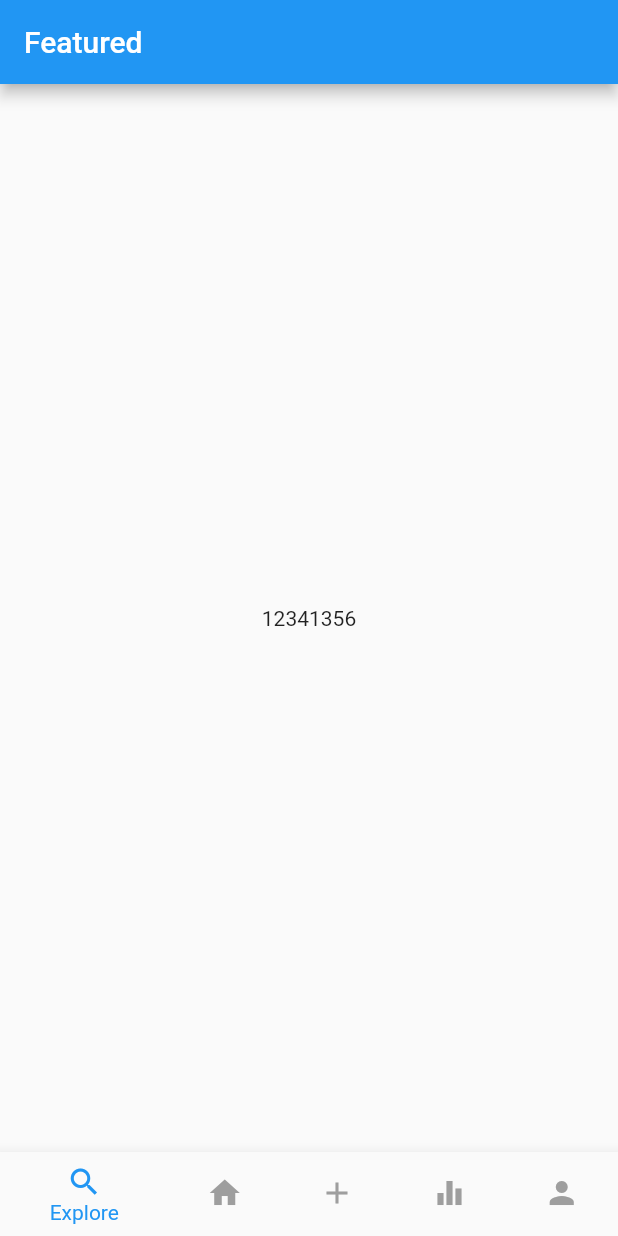
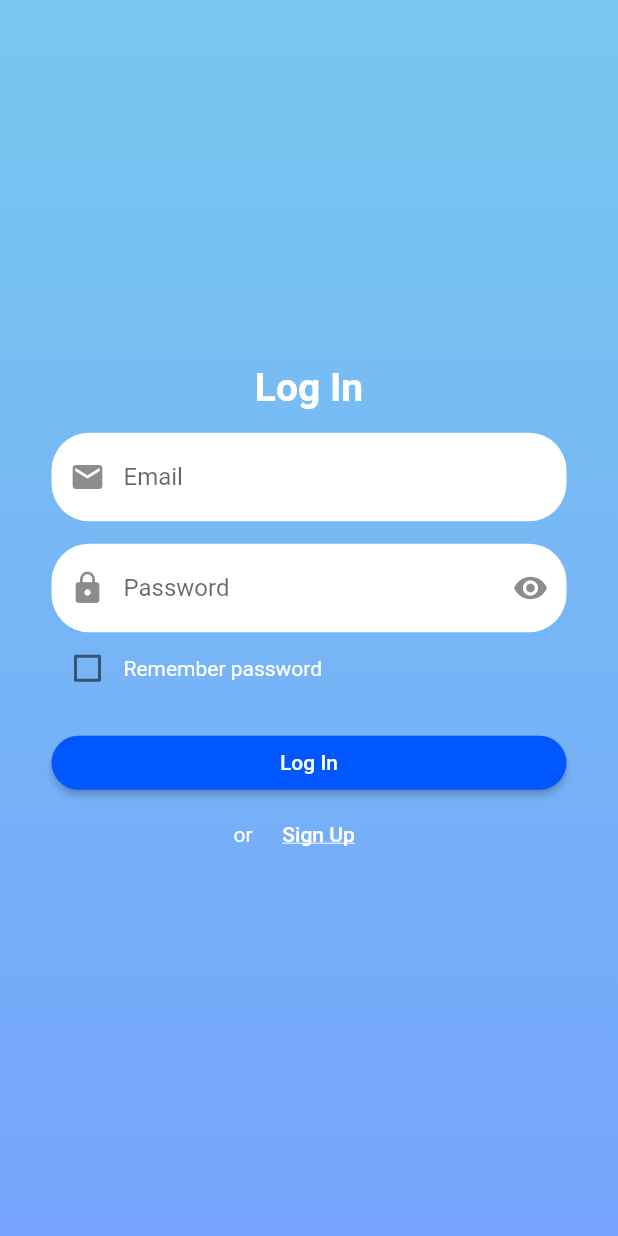
Before and after one commit to Nady-A/Grad_project, a Flutter app: the screen it shows after launch, on a phone screen of 412 x 824 dp. Run offline on Flutter 3.47's test engine with Material 2 defaults, Android fonts, the phone set to English and light mode, and no system bars; our stand-ins replace cloud_firestore, firebase_auth, firebase_storage, shared_preferences; accounts and stored records are empty.

Commit message:
added firebase to app, login and sign up and splash screens

```diff
--- a/lib/Classes/User.dart
+++ b/lib/Classes/User.dart
@@ -10,6 +10,7 @@ class User{
   String bio;
   String profilePictureUrl;
   int followingCount;
+  int followerCount;
   int postCount;
 
   User({
@@ -18,6 +19,7 @@ class User{
     this.bio,
     this.profilePictureUrl,
     this.followingCount,
+    this.followerCount,
     this.postCount,
   });
 
@@ -28,6 +30,7 @@ class User{
     bio: json["bio"],
     profilePictureUrl: json["profile_picture_url"],
     followingCount: json["following_count"],
+    followerCount: json["follower_count"],
     postCount: json["post_count"],);
 
   Map<String, dynamic> toJson() => {
@@ -36,5 +39,6 @@ class User{
     "bio": bio,
     "profile_picture_url": profilePictureUrl,
     "following_count": followingCount,
+    "follower_count" : followerCount,
     "post_count": postCount,};
 }
--- a/lib/main.dart
+++ b/lib/main.dart
@@ -1,15 +1,22 @@
 import 'package:flutter/material.dart';
-import 'screens/main_navigation/main_navigation.dart';
+import 'package:grad_project/providers/auth_provider.dart';
+import 'screens/landing.dart';
+import 'package:provider/provider.dart';
 
 void main() => runApp(MyApp());
 
 class MyApp extends StatelessWidget {
   @override
   Widget build(BuildContext context) {
-    return MaterialApp(
-
-      home: MainNavigationPage(),
-
+    return MultiProvider(
+      providers: [
+        ChangeNotifierProvider<Authenticator>(
+          create: (context) => Authenticator(),
+        ),
+      ],
+      child: MaterialApp(
+        home: Landing(),
+      ),
     );
   }
 }
--- /dev/null
+++ b/lib/providers/auth_provider.dart
@@ -0,0 +1,96 @@
+import 'package:firebase_storage/firebase_storage.dart';
+import 'package:flutter/material.dart';
+import 'package:firebase_auth/firebase_auth.dart';
+import 'package:shared_preferences/shared_preferences.dart';
+import 'package:cloud_firestore/cloud_firestore.dart';
+import '../Classes/User.dart';
+
+enum Status { Uninitialized, Unauthenticated, Authenticated }
+
+class Authenticator extends ChangeNotifier {
+  FirebaseAuth _firebaseAuth = FirebaseAuth.instance;
+  FirebaseUser _user;
+  Firestore _firestore = Firestore.instance;
+  Status _status = Status.Uninitialized;
+
+  Status get getStatus => _status;
+
+  Authenticator() {
+    checkPreviousLogin();
+  }
+
+  checkPreviousLogin() async {
+    print('Fetching prefs instance');
+    SharedPreferences prefs = await SharedPreferences.getInstance();
+    print('Getting stored email and password');
+    String email = prefs.get('email');
+    String pass = prefs.get('password');
+
+    if (email == null || pass == null) {
+      print('No saved data found');
+      _status = Status.Unauthenticated;
+    } else {
+      print('Logging in with saved credentials');
+      _logIn(email.trim(), pass);
+      _status = Status.Authenticated;
+    }
+    notifyListeners();
+  }
+
+  logIn(String email, String pass, bool savePass) async {
+    try {
+      await _logIn(email.trim(), pass);
+      if (savePass) {
+        SharedPreferences prefs = await SharedPreferences.getInstance();
+        await prefs.setString('email', email.trim());
+        await prefs.setString('password', pass);
+      }
+      _status = Status.Authenticated;
+      notifyListeners();
+    } catch (e) {
+      return e.message;
+    }
+  }
+
+  signUp(String email, String pass, String confirmPass, String username) async {
+    if (pass != confirmPass) {
+      return "Passwords do not match";
+    }
+    if (username.isEmpty) {
+      return "Username can not be empty";
+    }
+    try {
+      var signUpResult = await _firebaseAuth.createUserWithEmailAndPassword(
+        email: email,
+        password: pass,
+      );
+      var user = User(
+        id: signUpResult.user.uid,
+        bio: '',
+        name: username,
+        followingCount: 0,
+        followerCount: 0,
+        postCount: 0,
+        profilePictureUrl: '',
+      );
+      await _firestore
+          .collection('users')
+          .document(signUpResult.user.uid)
+          .setData(user.toJson());
+
+      _status = Status.Authenticated;
+      notifyListeners();
+      return "Signed up successfully";
+    } catch (e) {
+      return e.message;
+    }
+  }
+
+  _logIn(String email, String pass) async {
+    await _firebaseAuth.signInWithEmailAndPassword(
+      email: email,
+      password: pass,
+    );
+    _user = await _firebaseAuth.currentUser();
+  }
+}
--- /dev/null
+++ b/lib/screens/auth/log_in.dart
@@ -0,0 +1,220 @@
+import 'package:flutter/material.dart';
+import 'package:provider/provider.dart';
+import 'sign_up.dart';
+import '../../providers/auth_provider.dart';
+import '../../utils/colors.dart';
+import '../../utils/text_styles.dart';
+
+class LogIn extends StatelessWidget {
+  @override
+  Widget build(BuildContext context) {
+    var w = MediaQuery.of(context).size.width;
+
+    return Scaffold(
+      body: Container(
+        padding: EdgeInsets.only(left: w / 12, right: w / 12),
+        decoration: BoxDecoration(
+          gradient: LinearGradient(
+            colors: [
+              AppColors.lightBlue,
+              AppColors.blueWithTransparency,
+            ],
+            begin: Alignment.topCenter,
+            end: Alignment.bottomCenter,
+          ),
+        ),
+        child: LogInBody(),
+      ),
+    );
+  }
+}
+
+class LogInBody extends StatefulWidget {
+  @override
+  _LogInBodyState createState() => _LogInBodyState();
+}
+
+class _LogInBodyState extends State<LogInBody> {
+  TextEditingController email = TextEditingController();
+  TextEditingController pass = TextEditingController();
+  bool _savePassword = false;
+  bool _isLoggingIn = false;
+  bool _hidePassword = true;
+
+  @override
+  void dispose() {
+    email.dispose();
+    pass.dispose();
+    super.dispose();
+  }
+
+  @override
+  Widget build(BuildContext context) {
+    return Center(
+      child: Column(
+        mainAxisAlignment: MainAxisAlignment.center,
+        children: <Widget>[
+          Text(
+            'Log In',
+            style: AppTextStyles.authScreenTitle,
+          ),
+          _emailTextField(email),
+          _passwordTextField(pass),
+          _saveUserInfo(),
+          _loginButton(),
+          _navToSignUp()
+        ],
+      ),
+    );
+  }
+
+  Widget _emailTextField(TextEditingController email) {
+    return Container(
+      padding: EdgeInsets.only(top: 15),
+      child: TextField(
+        keyboardType: TextInputType.emailAddress,
+        controller: email,
+        decoration: InputDecoration(
+          prefixIcon: Icon(Icons.email),
+          hintText: 'Email',
+          fillColor: Colors.white,
+          filled: true,
+          border: OutlineInputBorder(
+            borderRadius: BorderRadius.circular(25),
+            borderSide: BorderSide(
+              width: 0,
+              style: BorderStyle.none,
+            ),
+          ),
+        ),
+      ),
+    );
+  }
+
+  Widget _passwordTextField(TextEditingController pass) {
+    return Container(
+      padding: EdgeInsets.only(top: 15),
+      child: TextField(
+        controller: pass,
+        obscureText: _hidePassword,
+        decoration: InputDecoration(
+          prefixIcon: Icon(Icons.lock),
+          suffixIcon: IconButton(
+            icon: _hidePassword
+                ? Icon(Icons.visibility)
+                : Icon(Icons.visibility_off),
+            onPressed: () {
+              setState(() {
+                _hidePassword = !_hidePassword;
+              });
+            },
+          ),
+          hintText: 'Password',
+          fillColor: Colors.white,
+          filled: true,
+          border: OutlineInputBorder(
+            borderRadius: BorderRadius.circular(25),
+            borderSide: BorderSide(
+              width: 0,
+              style: BorderStyle.none,
+            ),
+          ),
+        ),
+      ),
+    );
+  }
+
+  Widget _saveUserInfo() {
+    return Container(
+      child: Row(
+        children: <Widget>[
+          Checkbox(
+            hoverColor: Colors.green,
+            activeColor: Colors.white,
+            checkColor: Colors.grey,
+            value: _savePassword,
+            onChanged: (val) {
+              setState(() {
+                _savePassword = val;
+              });
+            },
+          ),
+          Text(
+            'Remember password',
+            style: TextStyle(color: Colors.white),
+          ),
+        ],
+      ),
+    );
+  }
+
+  Widget _loginButton() {
+    return Container(
+      padding: EdgeInsets.only(top: 15),
+      child: _isLoggingIn
+          ? CircularProgressIndicator()
+          : SizedBox(
+              width: double.infinity,
+              child: RaisedButton(
+                child: Text(
+                  'Log In',
+                  style: TextStyle(color: Colors.white),
+                ),
+                shape: RoundedRectangleBorder(
+                  borderRadius: BorderRadius.circular(25),
+                ),
+                color: AppColors.blue,
+                onPressed: () async {
+                  setState(() {
+                    _isLoggingIn = true;
+                  });
+
+                  var msg = await Provider.of<Authenticator>(
+                    context,
+                    listen: false,
+                  ).logIn(email.value.text, pass.value.text, _savePassword);
+                  if (msg == null) {
+                    msg = 'An error occured';
+                  }
+                  Scaffold.of(context).showSnackBar(
+                    SnackBar(
+                      content: Text(msg),
+                    ),
+                  );
+
+                  setState(() {
+                    _isLoggingIn = false;
+                  });
+                },
+              ),
+            ),
+    );
+  }
+
+  Widget _navToSignUp() {
+    return Container(
+      child: Row(
+        mainAxisAlignment: MainAxisAlignment.center,
+        children: <Widget>[
+          Text(
+            'or',
+            style: TextStyle(color: Colors.white),
+          ),
+          FlatButton(
+            child: Text(
+              'Sign Up',
+              style: TextStyle(
+                color: Colors.white,
+                decoration: TextDecoration.underline,
+              ),
+            ),
+            onPressed: () {
+              Navigator.pushReplacement(
+                  context, MaterialPageRoute(builder: (context) => SignUp()));
+            },
+          ),
+        ],
+      ),
+    );
+  }
+}
--- /dev/null
+++ b/lib/screens/landing.dart
@@ -0,0 +1,32 @@
+import 'package:flutter/material.dart';
+import 'package:provider/provider.dart';
+import 'main_navigation/main_navigation.dart';
+import 'auth/log_in.dart';
+import 'auth/sign_up.dart';
+import 'auth/splash.dart';
+import '../providers/auth_provider.dart';
+
+class Landing extends StatelessWidget {
+  @override
+  Widget build(BuildContext context) {
+
+    var authProvider = Provider.of<Authenticator>(context);
+    print('REDRAWING LANDING PAGE');
+    return Builder(
+      builder: (context){
+        switch(authProvider.getStatus) {
+          case Status.Uninitialized:
+            return Splash();
+          case Status.Unauthenticated:
+            return LogIn();
+          case Status.Authenticated:
+            return MainNavigationPage();
+          default:
+            return Center(
+              child: Text('law enta shayef de fe 7aga 8alat'),
+            );
+        }
+      },
+    );
+  }
+}
--- a/lib/utils/colors.dart
+++ b/lib/utils/colors.dart
@@ -0,0 +1,12 @@
+import 'package:flutter/material.dart';
+
+
+class AppColors{
+
+  static Color lightBlue = Color.fromRGBO(3, 155, 229, 0.53);
+  static Color blueWithTransparency = Color.fromRGBO(0, 87, 255, 0.53);
+  static Color blue = Color.fromRGBO(0, 87, 255, 1);
+  static Color green = Color.fromRGBO(20, 197, 0, 1);
+  static Color red = Color.fromRGBO(252, 1, 21, 1);
+
+}
--- a/lib/utils/text_styles.dart
+++ b/lib/utils/text_styles.dart
@@ -0,0 +1,12 @@
+import 'package:flutter/material.dart';
+
+
+class AppTextStyles{
+
+  static TextStyle authScreenTitle = TextStyle(
+    color: Colors.white,
+    fontWeight: FontWeight.bold,
+    fontSize: 26
+  );
+
+}
```
Also changed, not shown: lib/screens/auth/sign_up.dart (added, +252 -0 lines), lib/screens/auth/splash.dart (added, +14 -0 lines), 4 other files.
